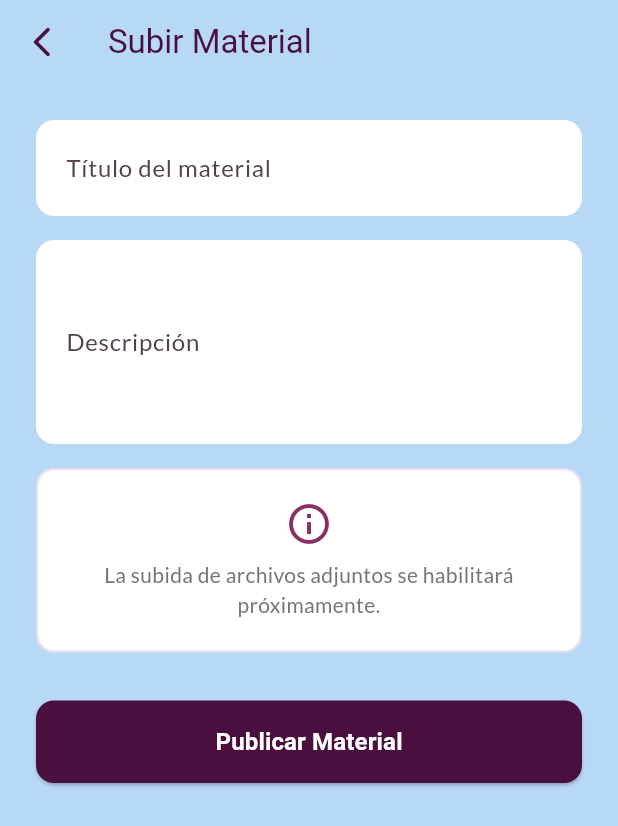
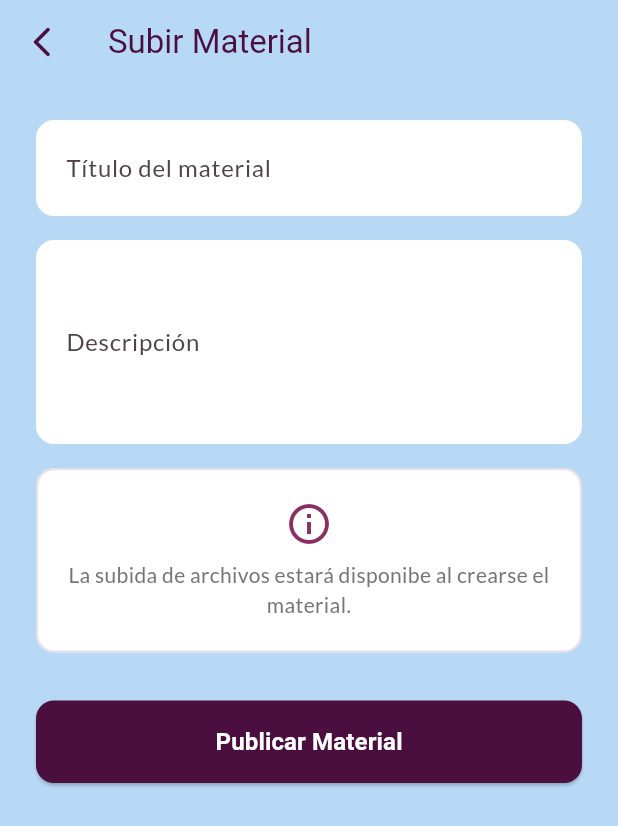
Before and after one commit to Aron-117/App_Lideres-priv, a Flutter app: the CreateMaterialScreen screen opened directly, on a phone screen of 412 x 824 dp. Shown: the top 826 px of the screen. Run offline on Flutter 3.47's test engine with Material 3 defaults, Android fonts, the phone set to English and light mode, and no system bars; our stand-ins replace file_picker, flutter_secure_storage, google_fonts; accounts and stored records are empty.

Commit message:
Mensaje al crear material

```diff
--- a/lib/core/providers/course_provider.dart
+++ b/lib/core/providers/course_provider.dart
@@ -24,6 +24,7 @@ class CourseProvider extends ChangeNotifier {
 
     try {
       _courses = await _service.fetchCourses();
+      print(_courses);
     } catch (e) {
       _errorMessage = e.toString().replaceAll('Exception: ', '');
     } finally {
--- a/lib/features/courses/create_material_screen.dart
+++ b/lib/features/courses/create_material_screen.dart
@@ -190,7 +190,7 @@ class _CreateMaterialScreenState extends State<CreateMaterialScreen> {
                     Text(
                       isEditing
                           ? 'Estás modificando un material existente.'
-                          : 'La subida de archivos adjuntos se habilitará próximamente.',
+                          : 'La subida de archivos estará disponibe al crearse el material.',
                       textAlign: TextAlign.center,
                       style: const TextStyle(color: AppColors.textSecondary),
                     ),
```
Also changed, not shown: pubspec.lock.
